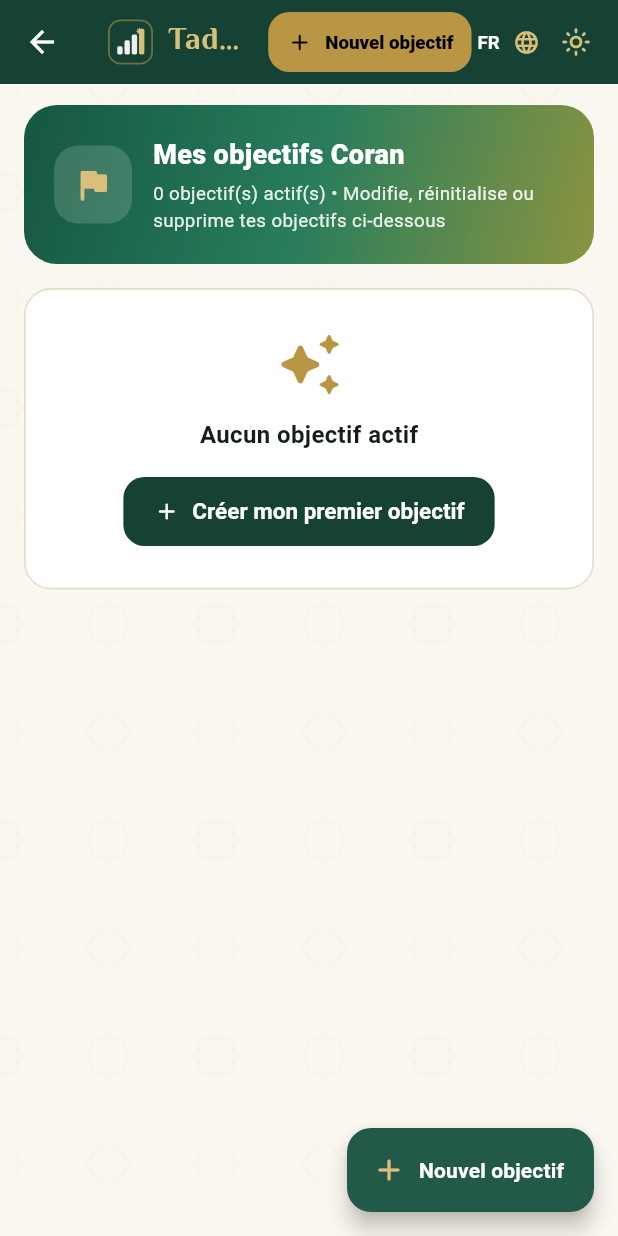
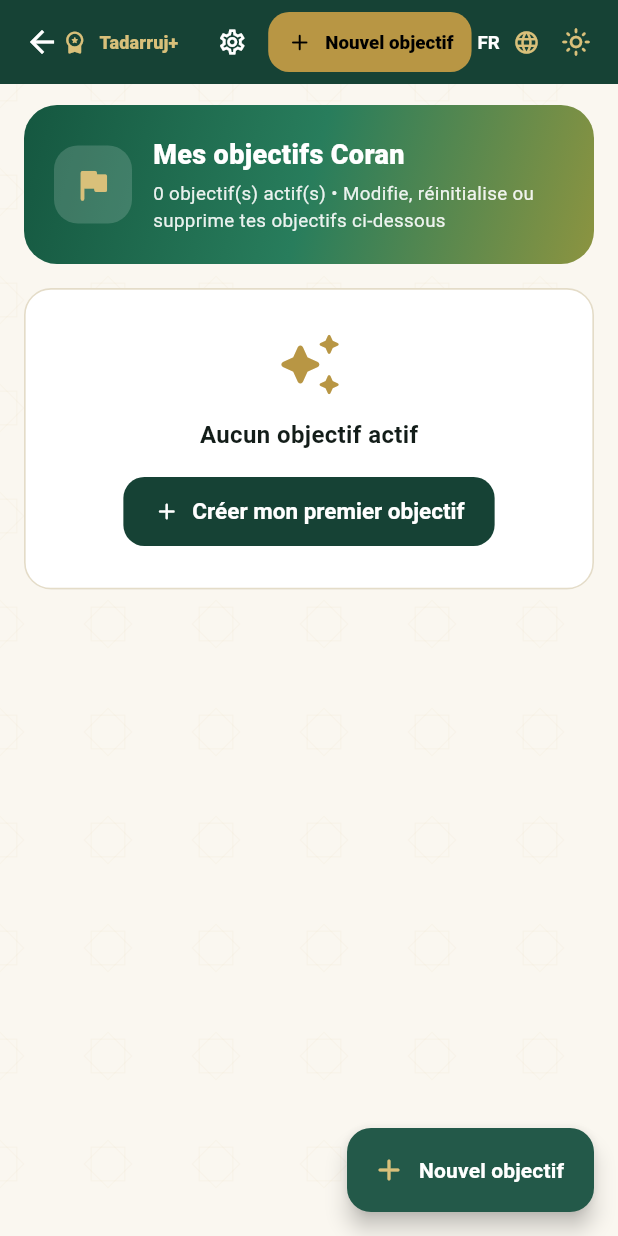
Before and after one commit to Zmoh77/tadarruj, a Flutter app: the GoalsScreen screen opened directly, on a phone screen of 412 x 824 dp. Run offline on Flutter 3.47's test engine with Material 3 defaults, Android fonts, the phone set to English and light mode, and no system bars; our stand-ins replace audioplayers, flutter_riverpod, go_router, google_fonts, hijri, shared_preferences and 1 more; accounts and stored records are empty.

Commit message:
Ajoute acces direct Tadarruj+ et Reglages dans la barre superieure

```diff
--- a/lib/core/tadarruj_brand.dart
+++ b/lib/core/tadarruj_brand.dart
@@ -66,6 +66,28 @@ class TadarrujAppBar extends ConsumerWidget implements PreferredSizeWidget {
         ],
       ),
       actions: [
+        Padding(
+          padding: const EdgeInsets.only(right: 4),
+          child: TextButton.icon(
+            style: TextButton.styleFrom(
+              foregroundColor: TadarrujColors.goldSoft,
+              padding: const EdgeInsets.symmetric(horizontal: 8, vertical: 4),
+              minimumSize: Size.zero,
+              tapTargetSize: MaterialTapTargetSize.shrinkWrap,
+            ),
+            onPressed: () => GoRouter.of(context).push('/settings/premium'),
+            icon: const Icon(Icons.workspace_premium_rounded, size: 17, color: TadarrujColors.goldSoft),
+            label: const Text(
+              'Tadarruj+',
+              style: TextStyle(fontWeight: FontWeight.w800, fontSize: 12),
+            ),
+          ),
+        ),
+        IconButton(
+          tooltip: 'Réglages',
+          icon: const Icon(Icons.settings_outlined, color: Colors.white, size: 20),
+          onPressed: () => GoRouter.of(context).push('/settings'),
+        ),
         if (actions != null) ...actions!,
         if (extraActions != null) ...extraActions!,
         DropdownButtonHideUnderline(
```
Also changed, not shown: 5 other files.
